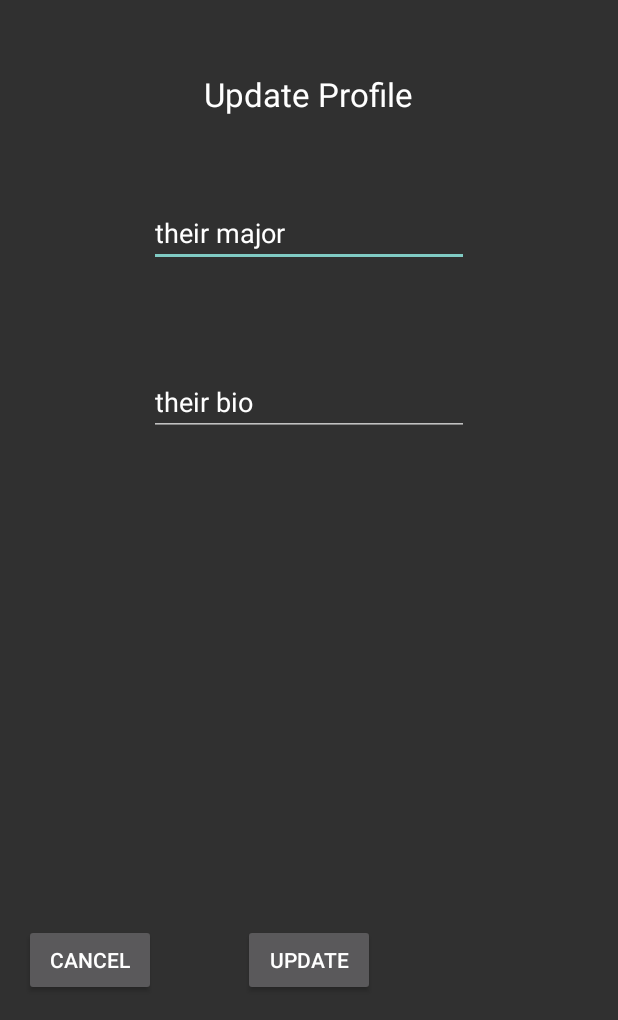
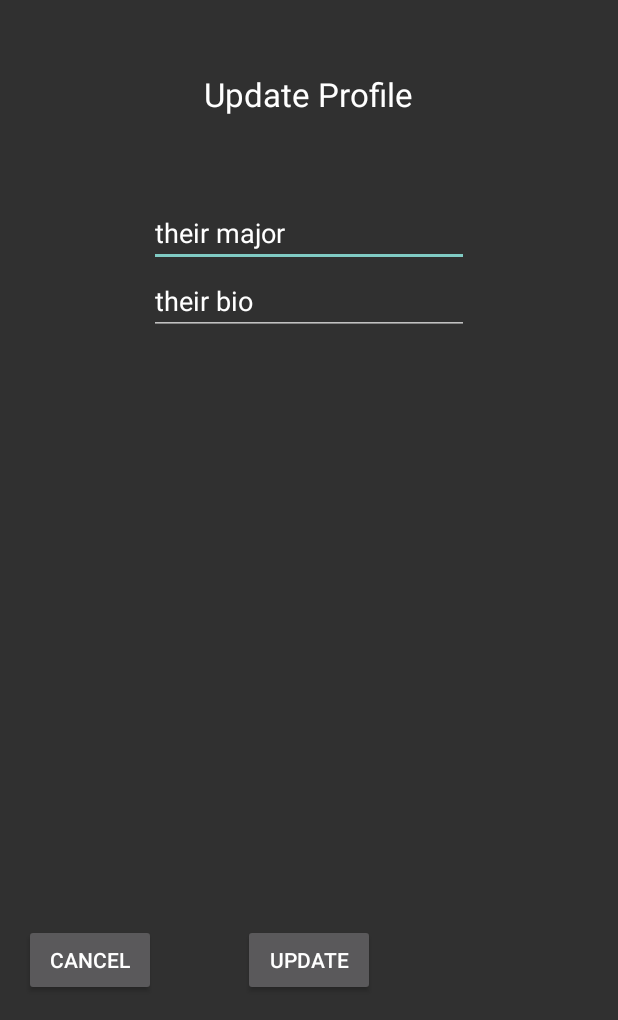
Before and after one commit to adityavishwanath/FreshAvocados, an Android app: the EditProfileActivity screen opened directly, with no data from a screen before it, on a phone screen of 412 x 824 dp, the part 216-1236 px from its top. Run offline under Robolectric (Android 15) with nearby library versions, the phone set to English and light mode, and no system bars; 2 statements that could not run were skipped.

Commit message:
Fixes to the editprofile/register xmls

```diff
--- a/app/src/main/res/layout/activity_edit_profile.xml
+++ b/app/src/main/res/layout/activity_edit_profile.xml
@@ -76,5 +76,7 @@
         android:inputType="textMultiLine"
         android:layout_centerVertical="true"
         android:layout_alignStart="@+id/majorEdit"
-        android:text="their bio" />
+        android:text="their bio"
+        android:layout_below="@+id/majorEdit"
+        android:maxLines="4" />
 </RelativeLayout>
```
Also changed, not shown: app/src/main/res/layout/activity_registration.xml (+7 -3 lines).
